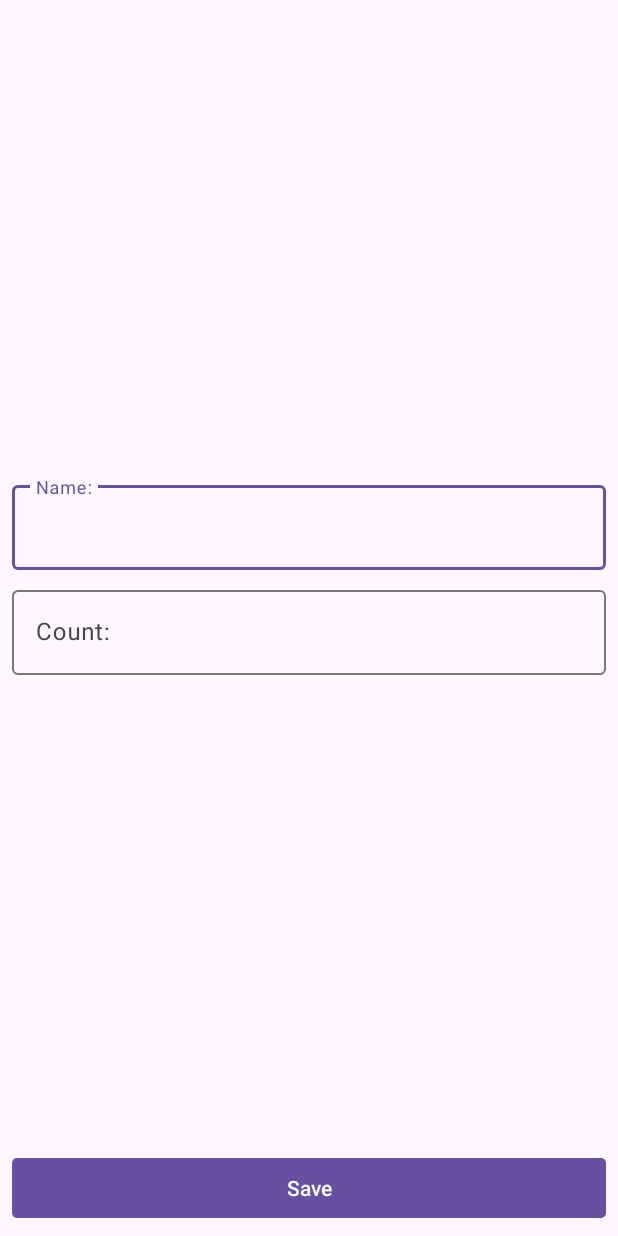
After one commit to DADJOD/ShoppingList, an Android app: the ShopItemFragment screen opened directly, with no data from a screen before it, on a phone screen of 412 x 824 dp. The commit adds this screen. Run offline under Robolectric (Android 15) with nearby library versions, the phone set to English and light mode, and no system bars.

Commit message:
added ShopItemFragment, fragment_shop_item xml and temporarily hid some elements

```diff
--- /dev/null
+++ b/app/src/main/java/com/example/shoppinglist/presentation/ShopItemFragment.kt
@@ -0,0 +1,18 @@
+package com.example.shoppinglist.presentation
+
+import android.os.Bundle
+import android.view.LayoutInflater
+import android.view.View
+import android.view.ViewGroup
+import androidx.fragment.app.Fragment
+import com.example.shoppinglist.R
+
+class ShopItemFragment : Fragment() {
+    override fun onCreateView(
+        inflater: LayoutInflater,
+        container: ViewGroup?,
+        savedInstanceState: Bundle?,
+    ): View? {
+        return inflater.inflate(R.layout.fragment_shop_item, container, false)
+    }
+}
--- a/app/src/main/res/layout/activity_shop_item.xml
+++ b/app/src/main/res/layout/activity_shop_item.xml
@@ -1,62 +1,9 @@
 <?xml version="1.0" encoding="utf-8"?>
-<androidx.constraintlayout.widget.ConstraintLayout xmlns:android="http://schemas.android.com/apk/res/android"
-    xmlns:app="http://schemas.android.com/apk/res-auto"
+<androidx.fragment.app.FragmentContainerView xmlns:android="http://schemas.android.com/apk/res/android"
     xmlns:tools="http://schemas.android.com/tools"
+    android:id="@+id/shop_item_container"
+    android:name="com.example.shoppinglist.presentation.ShopItemFragment"
     android:layout_width="match_parent"
     android:layout_height="match_parent"
-    tools:context=".presentation.ShopItemActivity">
-
-    <com.google.android.material.textfield.TextInputLayout
-        android:id="@+id/til_name"
-        android:layout_width="0dp"
-        android:layout_height="wrap_content"
-        android:layout_marginStart="8dp"
-        android:layout_marginEnd="8dp"
-        android:layout_marginBottom="4dp"
-        app:layout_constraintBottom_toTopOf="@id/til_count"
-        app:layout_constraintEnd_toEndOf="parent"
-        app:layout_constraintStart_toStartOf="parent"
-        app:layout_constraintTop_toTopOf="parent"
-        app:layout_constraintVertical_chainStyle="packed">
-
-        <com.google.android.material.textfield.TextInputEditText
-            android:id="@+id/et_name"
-            android:layout_width="match_parent"
-            android:layout_height="wrap_content"
-            android:hint="@string/name_hint"
-            android:inputType="textCapWords" />
-    </com.google.android.material.textfield.TextInputLayout>
-
-    <com.google.android.material.textfield.TextInputLayout
-        android:id="@+id/til_count"
-        android:layout_width="0dp"
-        android:layout_height="wrap_content"
-        android:layout_marginStart="8dp"
-        android:layout_marginTop="4dp"
-        android:layout_marginEnd="8dp"
-        app:layout_constraintBottom_toTopOf="@id/save_button"
-        app:layout_constraintEnd_toEndOf="parent"
-        app:layout_constraintStart_toStartOf="parent"
-        app:layout_constraintTop_toBottomOf="@id/til_name">
-
-        <com.google.android.material.textfield.TextInputEditText
-            android:id="@+id/et_count"
-            android:layout_width="match_parent"
-            android:layout_height="wrap_content"
-            android:hint="@string/count_hint"
-            android:inputType="number" />
-    </com.google.android.material.textfield.TextInputLayout>
-
-    <Button
-        android:id="@+id/save_button"
-        android:layout_width="0dp"
-        android:layout_height="wrap_content"
-        android:layout_marginStart="8dp"
-        android:layout_marginEnd="8dp"
-        android:layout_marginBottom="8dp"
-        android:text="@string/save_btn"
-        app:cornerRadius="3dp"
-        app:layout_constraintBottom_toBottomOf="parent"
-        app:layout_constraintEnd_toEndOf="parent"
-        app:layout_constraintStart_toStartOf="parent" />
-</androidx.constraintlayout.widget.ConstraintLayout>
+    tools:context=".presentation.ShopItemActivity"
+    tools:layout="@layout/fragment_shop_item" />
--- /dev/null
+++ b/app/src/main/res/layout/fragment_shop_item.xml
@@ -0,0 +1,62 @@
+<?xml version="1.0" encoding="utf-8"?>
+<androidx.constraintlayout.widget.ConstraintLayout xmlns:android="http://schemas.android.com/apk/res/android"
+    xmlns:app="http://schemas.android.com/apk/res-auto"
+    xmlns:tools="http://schemas.android.com/tools"
+    android:layout_width="match_parent"
+    android:layout_height="match_parent"
+    tools:context=".presentation.ShopItemFragment">
+
+    <com.google.android.material.textfield.TextInputLayout
+        android:id="@+id/til_name"
+        android:layout_width="0dp"
+        android:layout_height="wrap_content"
+        android:layout_marginStart="8dp"
+        android:layout_marginEnd="8dp"
+        android:layout_marginBottom="4dp"
+        app:layout_constraintBottom_toTopOf="@id/til_count"
+        app:layout_constraintEnd_toEndOf="parent"
+        app:layout_constraintStart_toStartOf="parent"
+        app:layout_constraintTop_toTopOf="parent"
+        app:layout_constraintVertical_chainStyle="packed">
+
+        <com.google.android.material.textfield.TextInputEditText
+            android:id="@+id/et_name"
+            android:layout_width="match_parent"
+            android:layout_height="wrap_content"
+            android:hint="@string/name_hint"
+            android:inputType="textCapWords" />
+    </com.google.android.material.textfield.TextInputLayout>
+
+    <com.google.android.material.textfield.TextInputLayout
+        android:id="@+id/til_count"
+        android:layout_width="0dp"
+        android:layout_height="wrap_content"
+        android:layout_marginStart="8dp"
+        android:layout_marginTop="4dp"
+        android:layout_marginEnd="8dp"
+        app:layout_constraintBottom_toTopOf="@id/save_button"
+        app:layout_constraintEnd_toEndOf="parent"
+        app:layout_constraintStart_toStartOf="parent"
+        app:layout_constraintTop_toBottomOf="@id/til_name">
+
+        <com.google.android.material.textfield.TextInputEditText
+            android:id="@+id/et_count"
+            android:layout_width="match_parent"
+            android:layout_height="wrap_content"
+            android:hint="@string/count_hint"
+            android:inputType="number" />
+    </com.google.android.material.textfield.TextInputLayout>
+
+    <Button
+        android:id="@+id/save_button"
+        android:layout_width="0dp"
+        android:layout_height="wrap_content"
+        android:layout_marginStart="8dp"
+        android:layout_marginEnd="8dp"
+        android:layout_marginBottom="8dp"
+        android:text="@string/save_btn"
+        app:cornerRadius="3dp"
+        app:layout_constraintBottom_toBottomOf="parent"
+        app:layout_constraintEnd_toEndOf="parent"
+        app:layout_constraintStart_toStartOf="parent" />
+</androidx.constraintlayout.widget.ConstraintLayout>
```
Also changed, not shown: app/src/main/java/com/example/shoppinglist/presentation/ShopItemActivity.kt (+113 -113 lines).
